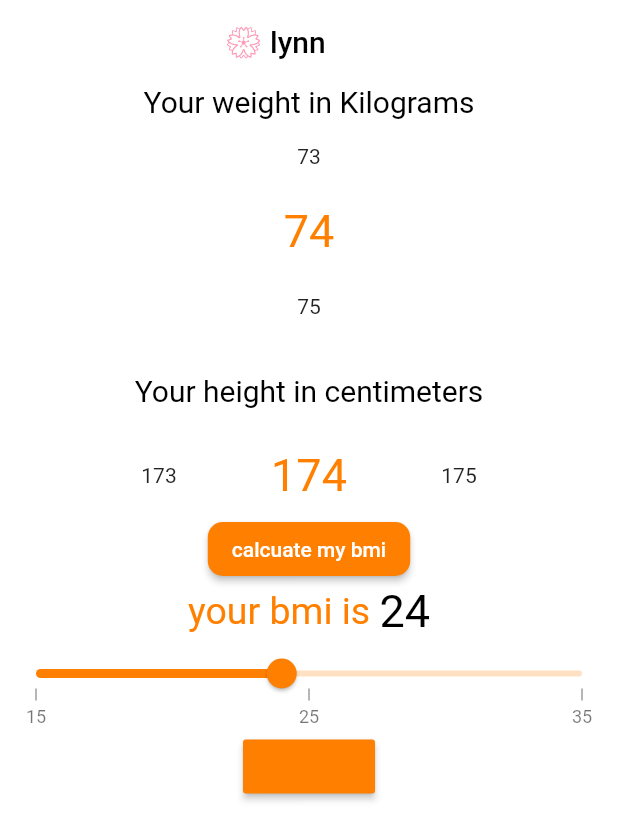
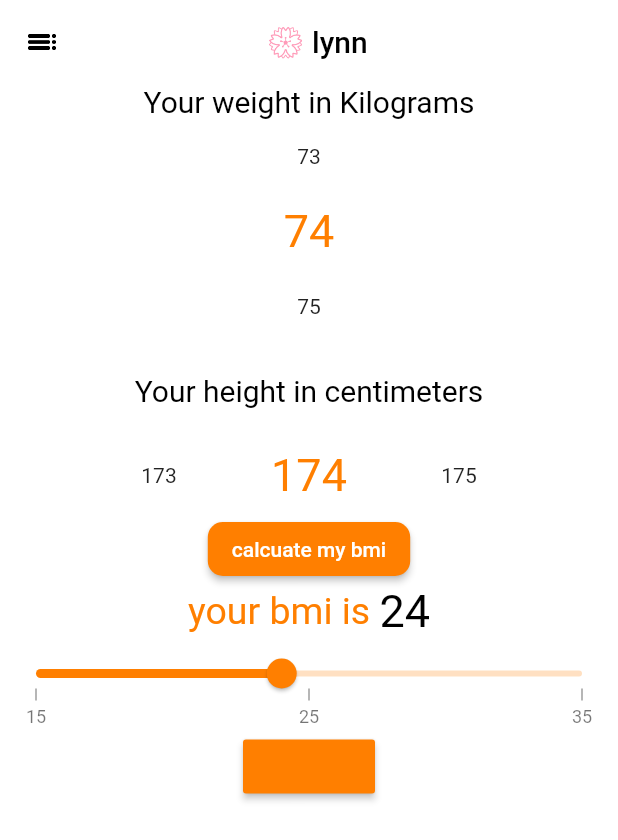
Before and after one commit to krxhna/lynn, a Flutter app: the screen it shows after launch, after a tap on "calcuate my bmi", on a phone screen of 412 x 824 dp. Shown: the top 840 px of the screen. Run offline on Flutter 3.47's test engine with Material 2 defaults, Android fonts, the phone set to English and light mode, and no system bars; drawn by our look-alikes of numberpicker, syncfusion_flutter_sliders; our stand-ins replace cloud_firestore, firebase_core, syncfusion_flutter_charts; accounts and stored records are empty.

Commit message:
added icons

```diff
--- a/lib/accesories.dart
+++ b/lib/accesories.dart
@@ -1,5 +1,7 @@
 import 'package:flutter/material.dart';
 import 'firstpage.dart';
+import 'package:lynn/progress.dart';
+import 'bmi.dart';
 //firstpage
 
 var main_color = Color(0xffFF7F00);
@@ -7,6 +9,18 @@ var main_color = Color(0xffFF7F00);
 the_appbar() {
   return AppBar(
     elevation: 0,
+    leading: Padding(
+      padding: EdgeInsets.symmetric(horizontal: 2),
+      child: Builder(
+        builder: (context) => IconButton(
+          icon: Icon(
+            Icons.toc_sharp,
+            color: Colors.black,
+          ),
+          onPressed: () => Scaffold.of(context).openDrawer(),
+        ),
+      ),
+    ),
     backgroundColor: Colors.white,
     title: Center(
       child: Text(
@@ -16,3 +30,43 @@ the_appbar() {
     ),
   );
 }
+
+the_drawer(context) {
+  return Drawer(
+      // elevation: 0,
+      child: ListView(
+    children: [
+      Center(
+        child: Padding(
+          padding: const EdgeInsets.all(15.0),
+          child: Text(
+            "💮 lynn         ",
+            style: TextStyle(color: Colors.black, fontSize: 30),
+          ),
+        ),
+      ),
+      drawer_Cards(context, bmi(), "BMI", Icons.outbond_outlined),
+      drawer_Cards(context, progress(), "progess", Icons.change_history)
+    ],
+  ));
+}
+
+drawer_Cards(context, page, title, Icon1) {
+  return GestureDetector(
+    onTap: () {
+      // Navigator.pop(context);
+      // Navigator.push(
+      //     context, MaterialPageRoute(builder: (BuildContext context) => page));
+    },
+    child: Container(
+        height: 60,
+        // color: Colors.amber,
+        child: Center(
+            child: Padding(
+          padding: const EdgeInsets.all(8.0),
+          child: Row(
+            children: [Icon(Icon1), Text("  $title")],
+          ),
+        ))),
+  );
+}
--- a/lib/bmi.dart
+++ b/lib/bmi.dart
@@ -25,6 +25,7 @@ class _bmiState extends State<bmi> {
   Widget build(BuildContext context) {
     return Scaffold(
         backgroundColor: Colors.white,
+        drawer: the_drawer(context),
         appBar: the_appbar(),
         body: Center(
           child: Column(
```
Also changed, not shown: 5 other files.
